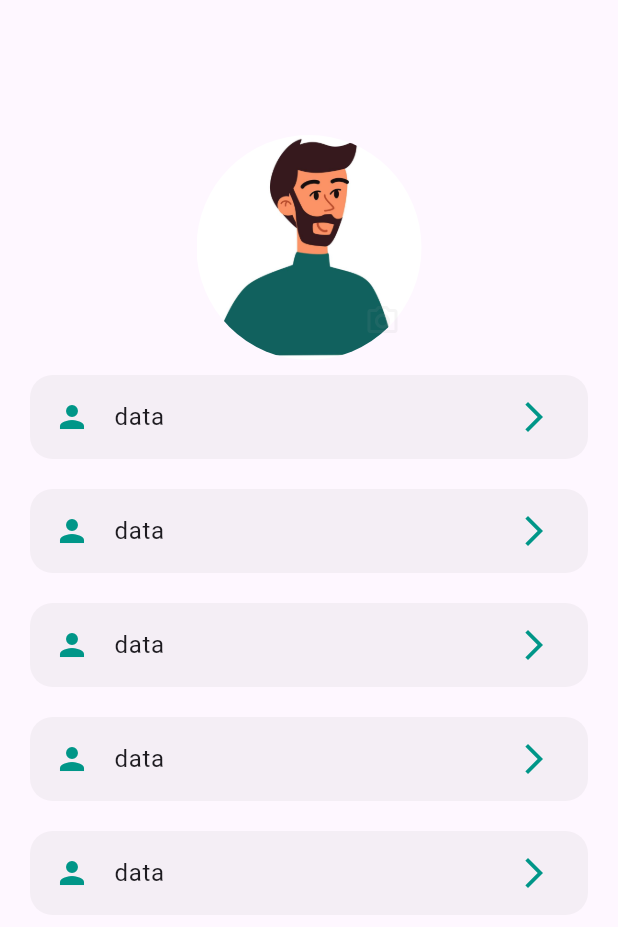
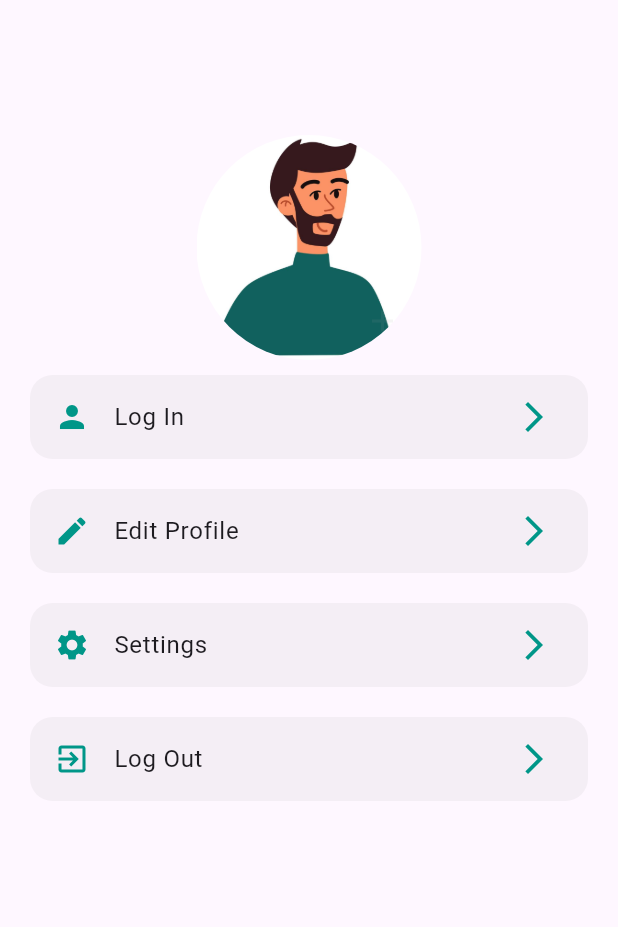
Before and after one commit to erulan002/kezek-in, a Flutter app: the ProfileScreen screen opened directly, on a phone screen of 412 x 824 dp. Shown: the top 927 px of the screen. Run offline on Flutter 3.47's test engine with Material 3 defaults, Android fonts, the phone set to English and light mode, and no system bars; our stand-ins replace firebase_auth, firebase_core, go_router; accounts and stored records are empty.

Commit message:
Add: Profile Screen Updates

```diff
--- /dev/null
+++ b/lib/features/profile/view/classes/profile_item.dart
@@ -0,0 +1,9 @@
+import 'package:flutter/cupertino.dart';
+
+class ProfileItem {
+  final String title;
+  final void Function(BuildContext context) onTap;
+  final IconData icon;
+
+  ProfileItem({required this.title, required this.onTap, required this.icon});
+}
--- a/lib/features/profile/view/profile_screen.dart
+++ b/lib/features/profile/view/profile_screen.dart
@@ -1,10 +1,34 @@
 import 'package:flutter/material.dart';
 import 'package:go_router/go_router.dart';
 import 'package:kezek_in/core/const/images.dart';
+import 'package:kezek_in/features/profile/view/classes/profile_item.dart';
 import 'package:kezek_in/navigation/route_names.dart';
 
 class ProfileScreen extends StatelessWidget {
-  const ProfileScreen({super.key});
+  ProfileScreen({super.key});
+
+  final List<ProfileItem> profileItems = [
+    ProfileItem(
+      title: 'Log In',
+      onTap: (context) => context.push(RouteNames.singIn),
+      icon: Icons.person,
+    ),
+    ProfileItem(
+      title: 'Edit Profile',
+      onTap: (context) => context.push(RouteNames.singIn),
+      icon: Icons.edit,
+    ),
+    ProfileItem(
+      title: 'Settings',
+      onTap: (context) => context.push(RouteNames.singIn),
+      icon: Icons.settings,
+    ),
+    ProfileItem(
+      title: 'Log Out',
+      onTap: (context) => context.push(RouteNames.singIn),
+      icon: Icons.exit_to_app,
+    ),
+  ];
 
   @override
   Widget build(BuildContext context) {
@@ -31,7 +55,7 @@ class ProfileScreen extends StatelessWidget {
                   child: IconButton(
                     color: Colors.grey.withOpacity(0.1),
                     onPressed: () {},
-                    icon: Icon(Icons.camera_alt_outlined),
+                    icon: Icon(Icons.add),
                   ),
                 ),
               ],
@@ -39,40 +63,31 @@ class ProfileScreen extends StatelessWidget {
             SizedBox(
               height: 500,
               child: ListView.separated(
-                itemCount: 5,
+                itemCount: profileItems.length,
                 physics: NeverScrollableScrollPhysics(),
                 shrinkWrap: true,
-                itemBuilder: (BuildContext context, int index) => Padding(
+                itemBuilder: (BuildContext context, int index) {
+                  final item = profileItems[index];
+                  return Padding(
                     padding: const EdgeInsets.symmetric(
                       vertical: 10,
                       horizontal: 20,
                     ),
                     child: ListTile(
-                    onTap: () {
-                      switch (index) {
-                        case 0:
-                          context.push(RouteNames.singIn);
-                          break;
-                        case 1:
-                          break;
-                        case 2:
-                          break;
-                        case 3:
-                          break;
-                        case 4:
-                          break;
-                      }
-                    },
-
-                    title: Text('data'),
-                    leading: Icon(Icons.person, color: Colors.teal),
-                    trailing: Icon(Icons.arrow_forward_ios, color: Colors.teal),
+                      onTap: () => item.onTap(context),
+                      title: Text(item.title),
+                      leading: Icon(item.icon, color: Colors.teal),
+                      trailing: Icon(
+                        Icons.arrow_forward_ios,
+                        color: Colors.teal,
+                      ),
                       tileColor: Colors.grey.withOpacity(0.1),
                       shape: RoundedRectangleBorder(
                         borderRadius: BorderRadius.all(Radius.circular(15)),
                       ),
                     ),
-                ),
+                  );
+                },
                 separatorBuilder: (BuildContext context, int index) =>
                     SizedBox(),
               ),
```
Also changed, not shown: lib/features/app/material_context.dart (+56 -34 lines). Lines whose indentation alone changed are shown as unchanged.
